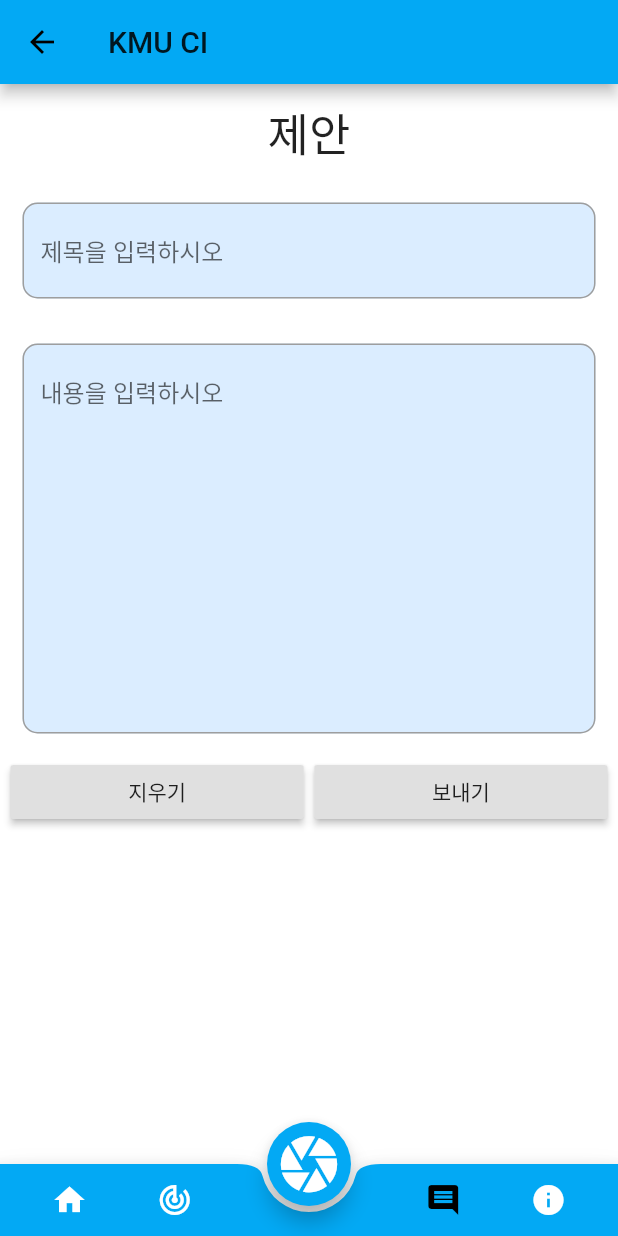
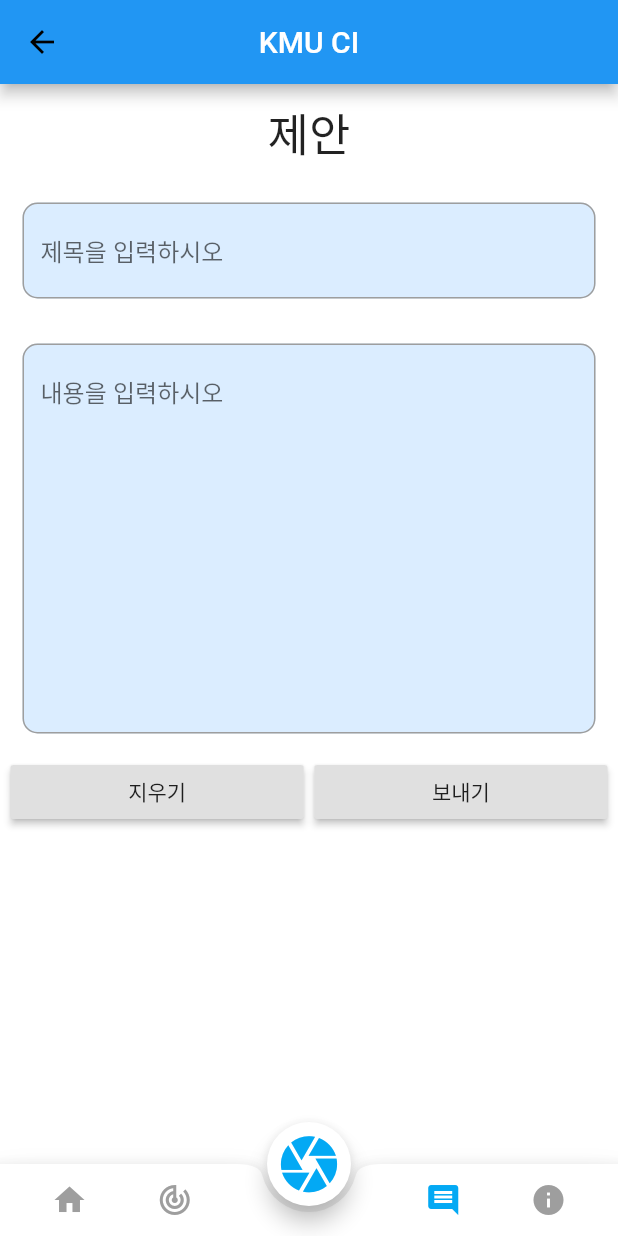
Before and after one commit to soo-oon/CheQ-in, a Flutter app: the FrontEndHomeView screen opened directly, item 3 of the bottom bar chosen, on a phone screen of 412 x 824 dp. Run offline on Flutter 3.47's test engine with Material 2 defaults, Android fonts, the phone set to English and light mode, and no system bars; our stand-ins replace cloud_firestore, convex_bottom_bar, firebase_auth, firebase_messaging, font_awesome_flutter, get_it and 2 more; missing offline and left inert: json_table, qrscan; accounts and stored records are empty; generated files the repository leaves out were written again; Roboto replaces fonts that are missing (Open Sans).

Commit message:
no message

```diff
--- a/lib/backend/views/backend_home_view.dart
+++ b/lib/backend/views/backend_home_view.dart
@@ -1,5 +1,4 @@
 import 'package:checkin/backend/viewModels/backend_home_viewModel.dart';
-import 'package:checkin/backend/views/info_view.dart';
 import 'package:checkin/backend/views/push_view.dart';
 import 'package:checkin/backend/views/suggestion_view.dart';
 import 'package:checkin/backend/views/visitor_view.dart';
@@ -39,26 +38,22 @@ class BackEndHomeView extends StatelessWidget {
           child: Scaffold(
             appBar: AppBar(
               backgroundColor: Colors.blue,
-              leading: SizedBox(),
               flexibleSpace: SafeArea(
                 child: TabBar(
+                  indicatorSize: TabBarIndicatorSize.label,
                   //indicatorColor: Colors.transparent,
                   tabs: [
                     Tab(
-                        text: "기록",
                         icon: Icon(
                           Icons.table_chart,
                           color: Colors.white,
                         )),
                     Tab(
-                        text: "빌딩",
                         icon: Icon(Icons.build,
                             color: Colors.white)),
                     Tab(
-                        text: "알림",
                         icon: Icon(Icons.notification_important, color: Colors.white)),
                     Tab(
-                        text: "제안",
                         icon: Icon(Icons.question_answer, color: Colors.white)),
                   ],
                 ),
--- a/lib/constants/route_names.dart
+++ b/lib/constants/route_names.dart
@@ -10,6 +10,6 @@ class Const{
   static final IS_VISITED = 1;
   static final IS_INFECTED = 2;
   static final NUMBER_OF_BUILDINGS = 4;
-  static final SELECTED_COLOR = Colors.black;
-  static final UNSELECTED_COLOR = Colors.white;
+  static final SELECTED_COLOR = Colors.lightBlue;
+  static final UNSELECTED_COLOR = Colors.grey;
 }
--- a/lib/frontend/views/frontend_home_view.dart
+++ b/lib/frontend/views/frontend_home_view.dart
@@ -33,25 +33,29 @@ class FrontEndHomeView extends StatelessWidget {
         },
         child: Scaffold(
             appBar: AppBar(
-              title: Text("KMU CI"),
-              backgroundColor: Colors.lightBlue,
+              title: Text(
+                "KMU CI",
+                style: TextStyle(color: Colors.white),
+              ),
+              centerTitle: true,
+              backgroundColor: Colors.blue,
             ),
             floatingActionButtonLocation:
                 FloatingActionButtonLocation.centerDocked,
             floatingActionButton: FloatingActionButton(
               child: Icon(
                 Icons.camera,
-                color: Const.UNSELECTED_COLOR,
+                color: Const.SELECTED_COLOR,
                 size: 45,
               ),
               onPressed: () => model.setIndex(2),
-              backgroundColor: Colors.lightBlue,
+              backgroundColor: Colors.white,
             ),
             backgroundColor: Colors.white,
             body: model.pages[model.currentIndex],
             bottomNavigationBar: BottomAppBar(
                 shape: CircularNotchedRectangle(),
-                color: Colors.lightBlue,
+                color: Colors.white,
                 child: Row(
                   mainAxisAlignment: MainAxisAlignment.spaceEvenly,
                   children: <Widget>[
--- a/lib/main.dart
+++ b/lib/main.dart
@@ -16,6 +16,7 @@ class MyApp extends StatelessWidget {
   Widget build(BuildContext context) {
     return MaterialApp(
       title: 'MyApp',
+      debugShowCheckedModeBanner: false,
       builder: (context, child) => Navigator(
         key: locator<DialogService>().dialogNavigationKey,
         onGenerateRoute: (settings) => MaterialPageRoute(
```
Also changed, not shown: 1 other file.
